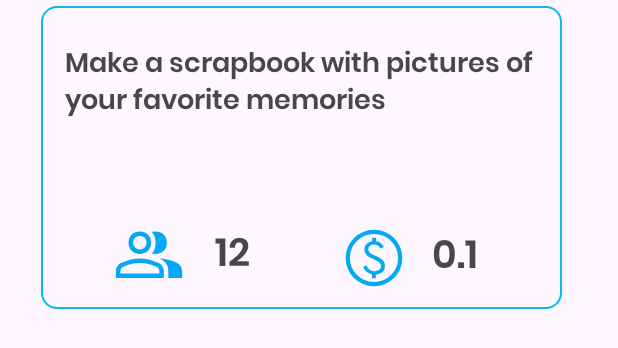
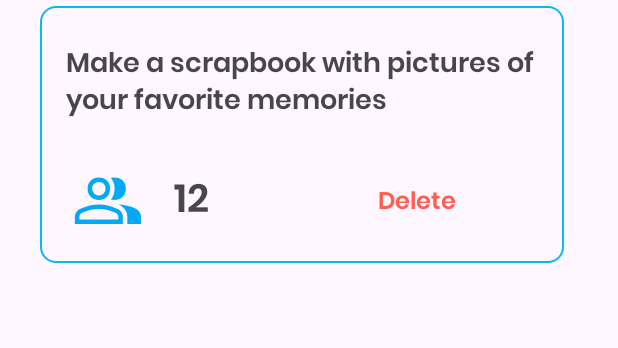
Before and after one commit to KalechMed/Orange-BoredAPP, an Android app: the layout card.xml on its own in the app's theme, with its tools: preview values and no code run, on a phone screen of 412 x 824 dp. Shown: the top 348 px of the screen. Run offline under Robolectric (Android 15) with nearby library versions, the phone set to English and light mode, and no system bars; network calls fail.

Commit message:
delete button added

```diff
--- a/app/src/main/java/com/example/orange/adapter.kt
+++ b/app/src/main/java/com/example/orange/adapter.kt
@@ -5,13 +5,14 @@ import android.view.ViewGroup
 import android.widget.TextView
 import androidx.recyclerview.widget.RecyclerView
 import com.example.orange.R
-
+import com.example.orange.saveArrayList
 
 
 class Adapter(private val data: ArrayList<String>) : RecyclerView.Adapter<Adapter.ViewHolder>() {
 
     class ViewHolder(itemView: View) : RecyclerView.ViewHolder(itemView) {
         val itemTextView: TextView = itemView.findViewById(R.id.txtActivity)
+        val delete: TextView = itemView.findViewById(R.id.delete)
     }
 
     override fun onCreateViewHolder(parent: ViewGroup, viewType: Int): ViewHolder {
@@ -22,6 +23,14 @@ class Adapter(private val data: ArrayList<String>) : RecyclerView.Adapter<Adapte
     override fun onBindViewHolder(holder: ViewHolder, position: Int) {
         val item = data[position]
         holder.itemTextView.text = item
+
+        holder.delete.setOnClickListener {
+
+            data.removeAt(position)
+            saveArrayList(holder.itemView.context, "myArrayListKey", data)
+            notifyDataSetChanged()
+
+        }
     }
 
     override fun getItemCount(): Int {
--- a/app/src/main/java/com/example/orange/favorites.kt
+++ b/app/src/main/java/com/example/orange/favorites.kt
@@ -7,6 +7,7 @@ import androidx.appcompat.app.AppCompatActivity
 import android.os.Bundle
 import android.widget.Button
 import android.widget.ImageView
+import android.widget.TextView
 import com.google.gson.Gson
 import com.google.gson.reflect.TypeToken
 import androidx.recyclerview.widget.LinearLayoutManager
@@ -45,5 +46,7 @@ class favorites : AppCompatActivity() {
         }
 
 
+
+
     }
 }
--- a/app/src/main/res/layout/card.xml
+++ b/app/src/main/res/layout/card.xml
@@ -3,13 +3,13 @@
     xmlns:app="http://schemas.android.com/apk/res-auto"
     xmlns:tools="http://schemas.android.com/tools"
     android:layout_width="match_parent"
-    android:layout_height="600px">
+    android:layout_height="520px">
 
 
     <View
         android:id="@+id/view"
-        android:layout_width="347dp"
-        android:layout_height="202dp"
+        android:layout_width="349dp"
+        android:layout_height="171dp"
         android:layout_marginTop="4dp"
         android:background="@drawable/rectangle2"
         android:paddingBottom="30dp"
@@ -35,8 +35,8 @@
         android:id="@+id/imageView3"
         android:layout_width="wrap_content"
         android:layout_height="wrap_content"
-        android:layout_marginStart="32dp"
-        android:layout_marginTop="60dp"
+        android:layout_marginStart="4dp"
+        android:layout_marginTop="24dp"
         app:layout_constraintStart_toStartOf="@+id/txtActivity"
         app:layout_constraintTop_toBottomOf="@+id/txtActivity"
         app:srcCompat="@drawable/members"
@@ -51,32 +51,24 @@
         android:text="12"
         android:textSize="26sp"
         app:layout_constraintBottom_toBottomOf="@+id/imageView3"
+        app:layout_constraintEnd_toEndOf="@+id/view"
+        app:layout_constraintHorizontal_bias="0.0"
         app:layout_constraintStart_toEndOf="@+id/imageView3"
         app:layout_constraintTop_toTopOf="@+id/imageView3"
         app:layout_constraintVertical_bias="1.0" />
 
     <TextView
-        android:id="@+id/textView4"
+        android:id="@+id/delete"
         android:layout_width="wrap_content"
         android:layout_height="wrap_content"
-        android:layout_marginStart="16dp"
+        android:layout_marginStart="40dp"
         android:fontFamily="@font/poppins_semibold"
-        android:text="0.1"
-        android:textSize="26sp"
-        app:layout_constraintBottom_toBottomOf="@+id/imageView4"
-        app:layout_constraintStart_toEndOf="@+id/imageView4"
-        app:layout_constraintTop_toTopOf="@+id/imageView4"
-        app:layout_constraintVertical_bias="1.0" />
-
-    <ImageView
-        android:id="@+id/imageView4"
-        android:layout_width="45dp"
-        android:layout_height="45dp"
-        android:layout_marginStart="60dp"
-        android:layout_marginTop="64dp"
+        android:text="Delete"
+        android:textColor="#FF5E51"
+        android:textSize="16sp"
+        app:layout_constraintBottom_toBottomOf="@+id/textView2"
+        app:layout_constraintEnd_toEndOf="@+id/view"
         app:layout_constraintStart_toEndOf="@+id/textView2"
-        app:layout_constraintTop_toBottomOf="@+id/txtActivity"
-        app:srcCompat="@drawable/price"
-        app:tint="#03A9F4" />
+        app:layout_constraintTop_toTopOf="@+id/textView2" />
 
 </androidx.constraintlayout.widget.ConstraintLayout>
```
